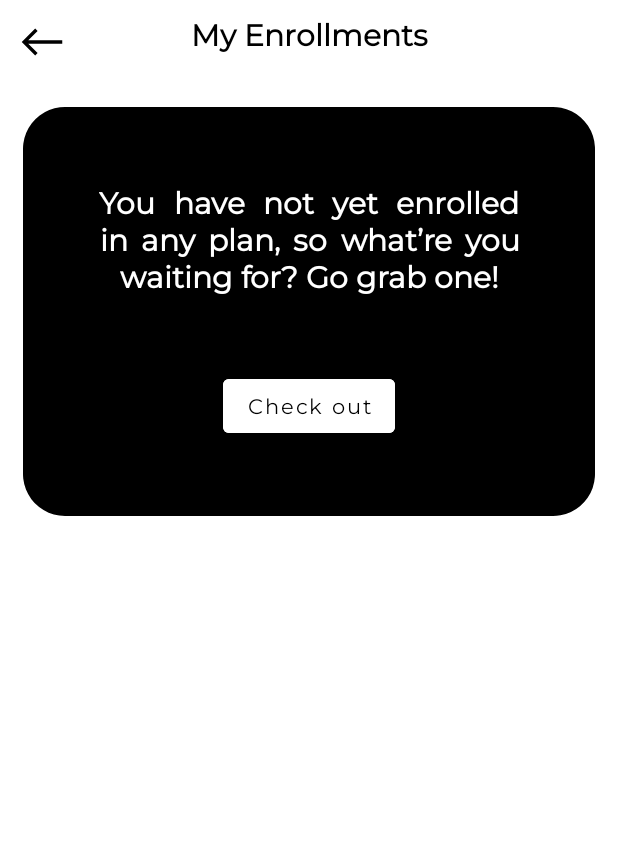
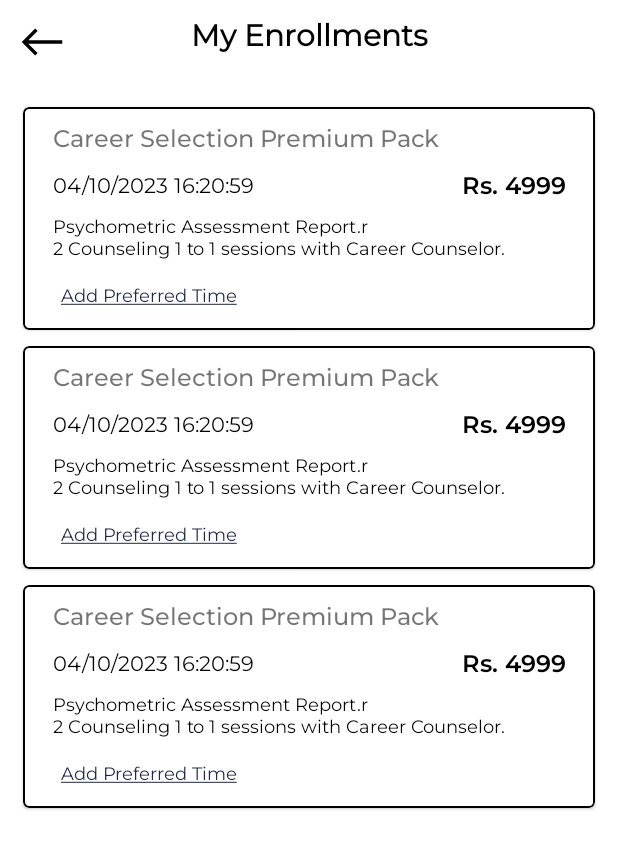
Before and after one commit to meetmodi05/NourishingStudentKotlin, an Android app: the layout activity_enrollment.xml on its own in the app's theme, with its tools: preview values and no code run, on a phone screen of 412 x 824 dp. Shown: the top 849 px of the screen. Run offline under Robolectric (Android 15) with nearby library versions, the phone set to English and light mode, and no system bars; network calls fail.

Commit message:
orderAdapter

```diff
--- a/app/build.gradle
+++ b/app/build.gradle
@@ -75,4 +75,9 @@ dependencies {
     //RazorPay
     implementation 'com.razorpay:checkout:1.6.26'
 
+    //TestService
+//    implementation ('com.service.taas:TestService:1.2.7:release@aar'){
+//        transitive = true
+//    }
+
 }
--- a/app/src/main/java/com/example/nourishinggeniusstudent/networking/network/Networking.kt
+++ b/app/src/main/java/com/example/nourishinggeniusstudent/networking/network/Networking.kt
@@ -17,6 +17,7 @@ import java.util.concurrent.TimeUnit
 
 open class Networking(private val context: Context? = null) {
     private var baseURL: String = "https://g2a.8e7.myftpupload.com/wp-json/"
+    private var baseExamURL: String = "https://nourishinggenius.thinkexam.com/api/v1/"
 
     companion object {
 
@@ -28,7 +29,7 @@ open class Networking(private val context: Context? = null) {
         }
     }
 
-    fun getServices(timeOutInMinutes: Long = 2): APIInterface {
+    fun getServices(url : String = baseURL,timeOutInMinutes: Long = 2): APIInterface {
         val httpClient = OkHttpClient.Builder()
         httpClient.readTimeout(timeOutInMinutes, TimeUnit.MINUTES)
         httpClient.connectTimeout(timeOutInMinutes, TimeUnit.MINUTES)
@@ -43,7 +44,7 @@ open class Networking(private val context: Context? = null) {
         //GSON converter
         val gson = GsonBuilder().registerTypeAdapterFactory(ItemTypeAdapterFactory()).create()
 
-        return retrofit2.Retrofit.Builder().baseUrl(baseURL)
+        return retrofit2.Retrofit.Builder().baseUrl(url)
             .addConverterFactory(GsonConverterFactory.create(gson))
             .addCallAdapterFactory(RxJava2CallAdapterFactory.create()).client(httpClient.build())
             .build().create(APIInterface::class.java)
--- a/app/src/main/java/com/example/nourishinggeniusstudent/ui/view/caseStudy/DomainDetailsActivity.kt
+++ b/app/src/main/java/com/example/nourishinggeniusstudent/ui/view/caseStudy/DomainDetailsActivity.kt
@@ -30,7 +30,8 @@ class DomainDetailsActivity : BaseActivity() {
     private fun setObservers() {
         viewModel.domainData.observe(this) {
             binding.tvMiniTitle.text = it.title
-            binding.tvDescription.text = Html.fromHtml(it.content, HtmlCompat.FROM_HTML_MODE_LEGACY)
+            binding.tvSubTitle.text = it.position
+//            binding.tvDescription.text = Html.fromHtml(it.content, HtmlCompat.FROM_HTML_MODE_LEGACY)
             Glide.with(this@DomainDetailsActivity).load(it.featureUri).into(binding.imageView)
             viewModel.isLoading.value = false
         }
--- a/app/src/main/java/com/example/nourishinggeniusstudent/ui/view/home/DashBoardActivity.kt
+++ b/app/src/main/java/com/example/nourishinggeniusstudent/ui/view/home/DashBoardActivity.kt
@@ -13,6 +13,7 @@ import com.example.nourishinggeniusstudent.model.response.DashboardResponseModel
 import com.example.nourishinggeniusstudent.ui.adapter.*
 import com.example.nourishinggeniusstudent.ui.view.caseStudy.CaseStudyActivity
 import com.example.nourishinggeniusstudent.ui.view.assessment.IdentifyGeniusActivity
+import com.example.nourishinggeniusstudent.ui.view.auth.AuthViewModel
 import com.example.nourishinggeniusstudent.ui.view.base.BaseActivity
 import com.example.nourishinggeniusstudent.ui.view.blog.BlogActivity
 import com.example.nourishinggeniusstudent.ui.view.blog.BlogDetailsActivity
@@ -33,12 +34,14 @@ class DashBoardActivity : BaseActivity() {
     private val viewModel by lazy { DashboardViewModel(this) }
     private val caseStudyViewModel by lazy { CaseStudyViewModel(this) }
     private val domainViewModel by lazy { DomainViewModel(this) }
+    private val profileViewModel by lazy { AuthViewModel(this) }
     override fun onCreate(savedInstanceState: Bundle?) {
         super.onCreate(savedInstanceState)
         binding = ActivityDashBoardBinding.inflate(layoutInflater)
         setContentView(binding.root)
         viewModel.isLoading.value = true
         viewModel.getDashboardData()
+        profileViewModel.getuserinfobyid(session?.user?.userId.toString())
         setClickListeners()
         setObservers()
         Glide.with(this).load(
@@ -57,6 +60,9 @@ class DashBoardActivity : BaseActivity() {
         viewModel.subscribeToNewsletter.observe(this) {
             showToast(it)
             binding.mailET.setText("")
+        }
+        profileViewModel.userData.observe(this) {
+            session?.user = it
         }
     }
 
--- a/app/src/main/java/com/example/nourishinggeniusstudent/utils/Constants.kt
+++ b/app/src/main/java/com/example/nourishinggeniusstudent/utils/Constants.kt
@@ -5,6 +5,7 @@ object Constants {
     const val WEB_CLIENT_ID = "841455283152-17cqj307464kja45q5ddvtpt1df01mhf.apps.googleusercontent.com"
     const val RAZOR_PAY_KEY = "rzp_test_WQtKiaA71RUNIm"
     const val RAZOR_PAY_SECRET_KEY = "3tUOVl36PkE1vx7jLXq1ckjX"
+    const val THINK_EXAM_CLIENT_URL = "https://nourishinggenius.thinkexam.com/"
 
     const val BASIC_UNAME = "admingenius1"
     const val BASIC_PWD = "YqOM gXxo wA4U bA00 hrlV TVd9"
--- a/app/src/main/res/layout/activity_enrollment.xml
+++ b/app/src/main/res/layout/activity_enrollment.xml
@@ -34,12 +34,14 @@
     </RelativeLayout>
 
     <androidx.appcompat.widget.LinearLayoutCompat
+        android:id="@+id/llNoSubs"
         android:layout_width="match_parent"
         android:layout_height="wrap_content"
         android:layout_margin="15dp"
         android:background="@drawable/ll_bg"
         android:orientation="vertical"
         android:padding="25dp"
+        android:visibility="gone"
         app:layout_constraintTop_toBottomOf="@+id/my_enroll_relative">
 
         <TextView
@@ -55,7 +57,6 @@
             android:textStyle="bold" />
 
         <Button
-
             android:id="@+id/btn_checkout"
             android:layout_width="wrap_content"
             android:layout_height="wrap_content"
@@ -68,5 +69,15 @@
 
     </androidx.appcompat.widget.LinearLayoutCompat>
 
+    <androidx.recyclerview.widget.RecyclerView
+        android:id="@+id/rvOrders"
+        android:layout_width="match_parent"
+        android:layout_height="0dp"
+        android:paddingHorizontal="10dp"
+        tools:listitem="@layout/item_order_history"
+        android:layout_marginTop="10dp"
+        app:layoutManager="androidx.recyclerview.widget.LinearLayoutManager"
+        app:layout_constraintBottom_toBottomOf="parent"
+        app:layout_constraintTop_toBottomOf="@+id/my_enroll_relative" />
 
 </androidx.constraintlayout.widget.ConstraintLayout>
--- a/app/src/main/res/layout/activity_identify_genius.xml
+++ b/app/src/main/res/layout/activity_identify_genius.xml
@@ -30,7 +30,6 @@
             android:textStyle="bold" />
     </RelativeLayout>
 
-
     <TextView
         android:id="@+id/description"
         android:layout_width="match_parent"
@@ -44,6 +43,7 @@
         android:text="@string/you_have_not_yet_purchased_any_package"
         android:textAlignment="center"
         android:textColor="@color/black"
+        android:visibility="gone"
         android:textSize="22sp"
         android:textStyle="bold" />
 </LinearLayout>
--- /dev/null
+++ b/app/src/main/res/layout/item_order_history.xml
@@ -0,0 +1,82 @@
+<?xml version="1.0" encoding="utf-8"?>
+<com.google.android.material.card.MaterialCardView xmlns:android="http://schemas.android.com/apk/res/android"
+    xmlns:app="http://schemas.android.com/apk/res-auto"
+    android:layout_width="match_parent"
+    android:layout_height="wrap_content"
+    android:layout_marginHorizontal="5dp"
+    android:layout_marginVertical="5dp"
+    app:strokeColor="@color/black"
+    app:strokeWidth="1dp">
+
+    <androidx.constraintlayout.widget.ConstraintLayout
+        android:layout_width="match_parent"
+        android:layout_height="match_parent"
+        android:paddingHorizontal="20dp"
+        android:paddingVertical="10dp">
+
+        <TextView
+            android:id="@+id/tvName"
+            android:layout_width="0dp"
+            android:layout_height="wrap_content"
+            android:fontFamily="@font/montserrat_medium"
+            android:text="Career Selection Premium Pack"
+            android:textSize="16dp"
+            app:layout_constraintEnd_toEndOf="parent"
+            app:layout_constraintStart_toStartOf="parent"
+            app:layout_constraintTop_toTopOf="parent" />
+
+        <TextView
+            android:id="@+id/tvDate"
+            android:layout_width="0dp"
+            android:layout_height="wrap_content"
+            android:layout_marginTop="10dp"
+            android:fontFamily="@font/montserrat_regular"
+            android:text="04/10/2023 16:20:59"
+            android:textColor="@color/black"
+            android:textSize="14dp"
+            app:layout_constraintBottom_toBottomOf="@id/tvPrice"
+            app:layout_constraintEnd_toStartOf="@id/tvPrice"
+            app:layout_constraintStart_toStartOf="parent"
+            app:layout_constraintTop_toBottomOf="@id/tvName" />
+
+        <TextView
+            android:id="@+id/tvPrice"
+            android:layout_width="0dp"
+            android:layout_height="wrap_content"
+            android:layout_marginTop="10dp"
+            android:fontFamily="@font/montserrat_semibold"
+            android:gravity="end"
+            android:text="Rs. 4999"
+            android:textColor="@color/black"
+            android:textSize="16dp"
+            app:layout_constraintEnd_toEndOf="parent"
+            app:layout_constraintTop_toBottomOf="@id/tvName" />
+
+        <TextView
+            android:id="@+id/tvDescription"
+            android:layout_width="0dp"
+            android:layout_height="wrap_content"
+            android:layout_marginTop="10dp"
+            android:fontFamily="@font/montserrat_regular"
+            android:text="Psychometric Assessment Report.\r\n2 Counseling 1 to 1 sessions with Career Counselor."
+            android:textColor="@color/black"
+            android:textSize="12dp"
+            app:layout_constraintEnd_toEndOf="parent"
+            app:layout_constraintStart_toStartOf="parent"
+            app:layout_constraintTop_toBottomOf="@id/tvDate" />
+
+        <TextView
+            android:id="@+id/tvAddTime"
+            android:layout_width="wrap_content"
+            android:layout_height="wrap_content"
+            android:layout_marginTop="10dp"
+            android:fontFamily="@font/montserrat_regular"
+            android:padding="5dp"
+            android:text="@string/add_preferred_time"
+            android:textColor="@color/navy_blue"
+            android:textSize="12dp"
+            app:layout_constraintStart_toStartOf="parent"
+            app:layout_constraintTop_toBottomOf="@id/tvDescription" />
+
+    </androidx.constraintlayout.widget.ConstraintLayout>
+</com.google.android.material.card.MaterialCardView>
--- a/app/src/main/res/values/strings.xml
+++ b/app/src/main/res/values/strings.xml
@@ -163,5 +163,6 @@
     <string name="facebook_app_id">888528152351382</string>
     <string name="fb_login_protocol_scheme">fb888528152351382</string>
     <string name="facebook_client_token">02af25d1d8c28a34fc7cb5384d314420</string>
+    <string name="add_preferred_time"><u>Add Preferred Time</u></string>
 
 </resources>
```
Also changed, not shown: app/src/main/java/com/example/nourishinggeniusstudent/model/data/PaymentHistory.kt (added, +11 -0 lines), app/src/main/java/com/example/nourishinggeniusstudent/model/domain/DomainData.kt (+4 -3 lines), app/src/main/java/com/example/nourishinggeniusstudent/networking/network/APIInterface.kt (+15 -2 lines), app/src/main/java/com/example/nourishinggeniusstudent/networking/usecases/SubscriptionUsecase.kt (+37 -0 lines), app/src/main/java/com/example/nourishinggeniusstudent/ui/adapter/OrdersAdapter.kt (added, +58 -0 lines), app/src/main/java/com/example/nourishinggeniusstudent/ui/view/assessment/IdentifyGeniusActivity.kt (+23 -1 lines), app/src/main/java/com/example/nourishinggeniusstudent/ui/view/subscription/EnrollmentActivity.kt (+19 -1 lines), app/src/main/java/com/example/nourishinggeniusstudent/ui/view/subscription/GetCounsellingActivity.kt (+13 -2 lines), app/src/main/java/com/example/nourishinggeniusstudent/ui/view/subscription/SubscriptionViewModel.kt (+13 -1 lines), app/src/main/res/layout/activity_domain_details.xml (+13 -0 lines), settings.gradle (+16 -0 lines).
